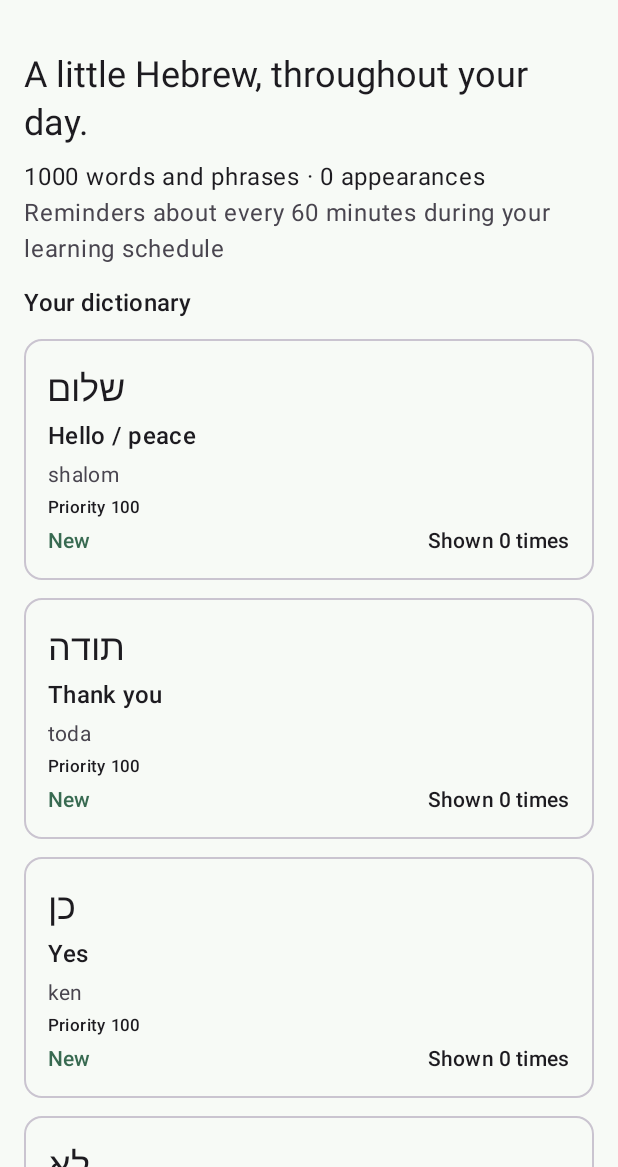
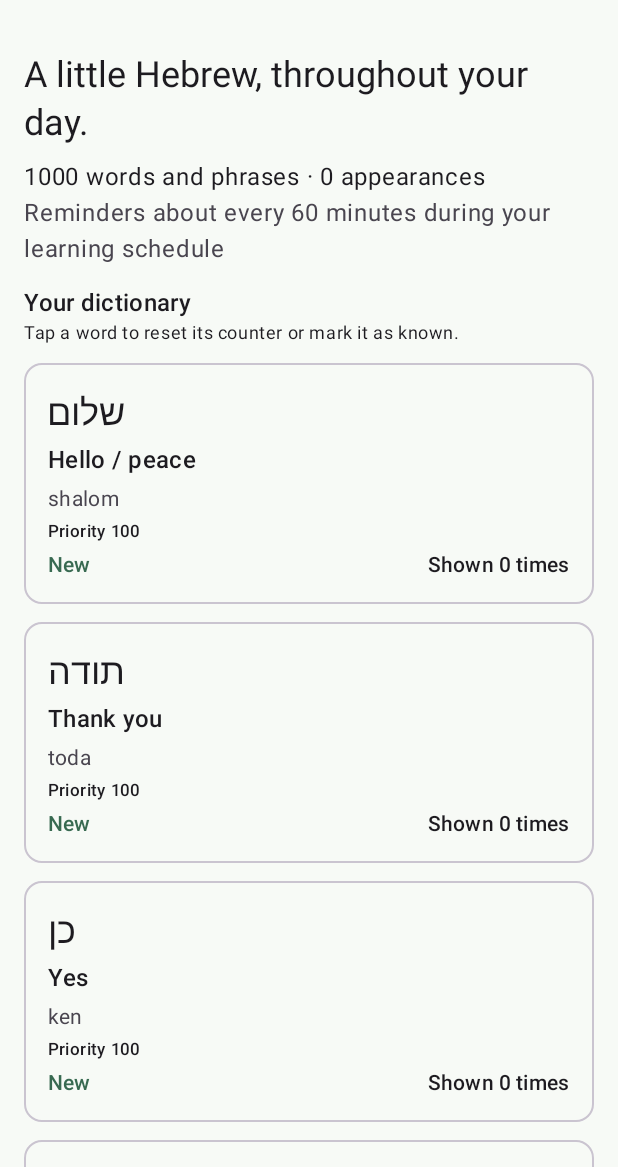
Before and after one commit to hummerd/mewo, an Android app built with Jetpack Compose: the screen it shows after launch (MainActivity), on a phone screen of 412 x 824 dp, the part 69-1236 px from its top. Run offline under Robolectric (Android 15) with nearby library versions, the light colour scheme and no system bars; our stand-ins replace Room's generated code; 1 statement that could not run was skipped.

Commit message:
Manual word control

```diff
--- a/app/src/main/java/com/mewo/MainActivity.kt
+++ b/app/src/main/java/com/mewo/MainActivity.kt
@@ -77,6 +77,7 @@ class MainActivity : ComponentActivity() {
                         }
                     },
                     onSave = model::save,
+                    onUpdateWord = model::updateWord,
                     onNotificationSound = ::openNotificationSoundSettings,
                     onRetry = model::load,
                     onAbout = { startActivity(Intent(this, AboutActivity::class.java)) },
--- a/app/src/main/java/com/mewo/data/Dictionary.kt
+++ b/app/src/main/java/com/mewo/data/Dictionary.kt
@@ -40,6 +40,7 @@ data class DictionaryWord(
             feminineModification = feminine?.modification,
             shownCount = previous.sumOf { it.shownCount.toLong() }.coerceAtMost(Int.MAX_VALUE.toLong()).toInt(),
             introduced = introduced.isNotEmpty(),
+            known = previous.any { it.known },
             nextDueAt = introduced.minOfOrNull { it.nextDueAt } ?: 0,
             firstShownAt = introduced.mapNotNull { it.firstShownAt }.minOrNull(),
         )
--- a/app/src/main/java/com/mewo/data/WordDatabase.kt
+++ b/app/src/main/java/com/mewo/data/WordDatabase.kt
@@ -32,8 +32,9 @@ data class WordEntity(
     val feminineTransliteration: String? = null,
     val feminineModification: String? = null,
     val firstShownAt: Long? = null,
+    @ColumnInfo(defaultValue = "0") val known: Boolean = false,
 ) {
-    fun progress() = WordProgress(id, position, shownCount, introduced, nextDueAt, priority, firstShownAt)
+    fun progress() = WordProgress(id, position, shownCount, introduced, nextDueAt, priority, firstShownAt, known)
 
     fun feminineDescription(): String? = feminineHebrew?.let { "Feminine: \u200f$it\u200e ($feminineModification)" }
 
@@ -60,17 +61,26 @@ interface WordDao {
     @Update
     suspend fun update(words: List<WordEntity>)
 
+    @Query("UPDATE words SET known = 1 WHERE id = :id")
+    suspend fun markKnown(id: String)
+
+    @Query(
+        "UPDATE words SET known = 0, shownCount = 0, introduced = 1, nextDueAt = 0, firstShownAt = NULL WHERE id = :id",
+    )
+    suspend fun resetProgress(id: String)
+
     @Query("DELETE FROM words WHERE id IN (:ids)")
     suspend fun deleteMerged(ids: List<String>)
 }
 
 @Database(
     entities = [WordEntity::class],
-    version = 3,
+    version = 4,
     exportSchema = true,
     autoMigrations = [
         AutoMigration(from = 1, to = 2),
         AutoMigration(from = 2, to = 3, spec = DailyLearningMigration::class),
+        AutoMigration(from = 3, to = 4),
     ],
 )
 abstract class WordDatabase : RoomDatabase() {
--- a/app/src/main/java/com/mewo/data/WordRepository.kt
+++ b/app/src/main/java/com/mewo/data/WordRepository.kt
@@ -30,6 +30,10 @@ class WordRepository(
             }
         }
 
+    suspend fun markKnown(id: String) = database.words().markKnown(id)
+
+    suspend fun resetProgress(id: String) = database.words().resetProgress(id)
+
     /** Record appearances only if the notification publisher reports success. */
     suspend fun remind(
         settings: ReminderSettings,
--- a/app/src/main/java/com/mewo/domain/ReminderEngine.kt
+++ b/app/src/main/java/com/mewo/domain/ReminderEngine.kt
@@ -37,6 +37,7 @@ data class WordProgress(
     val nextDueAt: Long = 0,
     val priority: Int = WordPriority.COMMON,
     val firstShownAt: Long? = null,
+    val known: Boolean = false,
 )
 
 object WordPriority {
@@ -51,7 +52,7 @@ data class ReminderPlan(
     val selected: List<WordProgress>,
 )
 
-enum class LearningStatus { NEW, LEARNING, PAUSED, REVIEW }
+enum class LearningStatus { NEW, LEARNING, PAUSED, REVIEW, KNOWN }
 
 /** Pure scheduling policy. All times are milliseconds since the Unix epoch. */
 object ReminderEngine {
@@ -89,7 +90,7 @@ object ReminderEngine {
     ): Set<String> {
         var remaining = rotationSize * FRESH_WEIGHT
         return words
-            .filter { it.introduced && age(it, now, zone) < LEARNING_DAYS }
+            .filter { !it.known && it.introduced && age(it, now, zone) < LEARNING_DAYS }
             .sortedWith(dictionaryOrder)
             .filter {
                 val cost = weight(it, now, zone)
@@ -105,6 +106,7 @@ object ReminderEngine {
         zone: ZoneId = ZoneId.systemDefault(),
     ): LearningStatus =
         when {
+            word.known -> LearningStatus.KNOWN
             !word.introduced -> LearningStatus.NEW
             age(word, now, zone) >= LEARNING_DAYS -> LearningStatus.REVIEW
             word.id in activeIds -> LearningStatus.LEARNING
@@ -124,7 +126,7 @@ object ReminderEngine {
         val missing = (settings.rotationSize * FRESH_WEIGHT - used) / FRESH_WEIGHT
         val newIds =
             words
-                .filter { !it.introduced }
+                .filter { !it.known && !it.introduced }
                 .sortedWith(dictionaryOrder)
                 .take(missing)
                 .map { it.id }
@@ -137,7 +139,7 @@ object ReminderEngine {
         val eligible =
             progress
                 .filter {
-                    it.id in eligibleIds || (it.introduced && age(it, now, zone) >= LEARNING_DAYS)
+                    !it.known && (it.id in eligibleIds || (it.introduced && age(it, now, zone) >= LEARNING_DAYS))
                 }.sortedWith(compareBy<WordProgress> { it.nextDueAt }.then(dictionaryOrder))
         // Due words lead, but every allowed check has a full, distinct-word reminder even in a quiet rotation.
         return ReminderPlan(progress, eligible.take(settings.wordsPerNotification))
--- a/app/src/main/java/com/mewo/ui/MewoScreen.kt
+++ b/app/src/main/java/com/mewo/ui/MewoScreen.kt
@@ -58,6 +58,7 @@ fun MewoScreen(
     onSave: (ReminderSettings, (String?) -> Unit) -> Unit,
     onRetry: () -> Unit,
     onAbout: () -> Unit,
+    onUpdateWord: (String, Boolean, (String?) -> Unit) -> Unit,
 ) {
     var settingsOpen by rememberSaveable { mutableStateOf(false) }
     BackHandler(settingsOpen) { settingsOpen = false }
@@ -92,7 +93,14 @@ fun MewoScreen(
                     settingsOpen =
                         false
                 }
-            else -> WordList(state, notificationsAllowed, onEnableNotifications, Modifier.padding(padding))
+            else ->
+                WordList(
+                    state,
+                    notificationsAllowed,
+                    onEnableNotifications,
+                    Modifier.padding(padding),
+                    onUpdateWord,
+                )
         }
     }
 }
@@ -103,7 +111,12 @@ private fun WordList(
     notificationsAllowed: Boolean,
     onEnableNotifications: () -> Unit,
     modifier: Modifier,
+    onUpdateWord: (String, Boolean, (String?) -> Unit) -> Unit,
 ) {
+    var selectedId by rememberSaveable { mutableStateOf<String?>(null) }
+    state.words.find { it.id == selectedId }?.let { word ->
+        WordControlsDialog(word, onUpdateWord) { selectedId = null }
+    }
     val progress = state.words.map { it.progress() }
     val activeIds = ReminderEngine.activeIds(progress, state.settings.rotationSize)
     LazyColumn(
@@ -138,11 +151,16 @@ private fun WordList(
                 }
             }
         }
-        item { Text("Your dictionary", style = MaterialTheme.typography.titleMedium) }
+        item {
+            Text("Your dictionary", style = MaterialTheme.typography.titleMedium)
+            Text("Tap a word to reset its counter or mark it as known.", style = MaterialTheme.typography.bodySmall)
+        }
         items(
             state.words,
             key = { it.id },
-        ) { word -> WordCard(word, ReminderEngine.status(word.progress(), activeIds)) }
+        ) { word ->
+            WordCard(word, ReminderEngine.status(word.progress(), activeIds)) { selectedId = word.id }
+        }
         item {
             Text(
                 "Appearances count notifications posted, even if you have not read them.",
@@ -156,8 +174,9 @@ private fun WordList(
 private fun WordCard(
     word: WordEntity,
     status: LearningStatus,
+    onClick: () -> Unit,
 ) {
-    OutlinedCard(Modifier.fillMaxWidth()) {
+    OutlinedCard(onClick = onClick, modifier = Modifier.fillMaxWidth()) {
         Column(Modifier.padding(16.dp), verticalArrangement = Arrangement.spacedBy(4.dp)) {
             Text(
                 word.hebrew,
@@ -180,6 +199,7 @@ private fun WordCard(
                         LearningStatus.LEARNING -> "Learning"
                         LearningStatus.PAUSED -> "Paused"
                         LearningStatus.REVIEW -> "Not to forget"
+                        LearningStatus.KNOWN -> "Known"
                     },
                     color = MaterialTheme.colorScheme.primary,
                     style = MaterialTheme.typography.labelLarge,
```
Also changed, not shown: app/src/main/java/com/mewo/ui/MewoViewModel.kt (+17 -0 lines), app/src/main/java/com/mewo/ui/WordControlsDialog.kt (added, +73 -0 lines), 4 other files.
